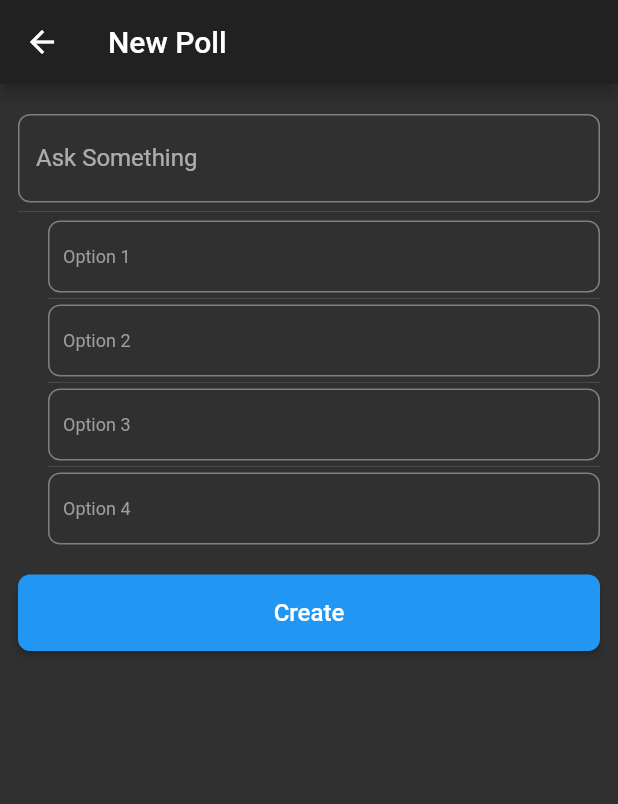
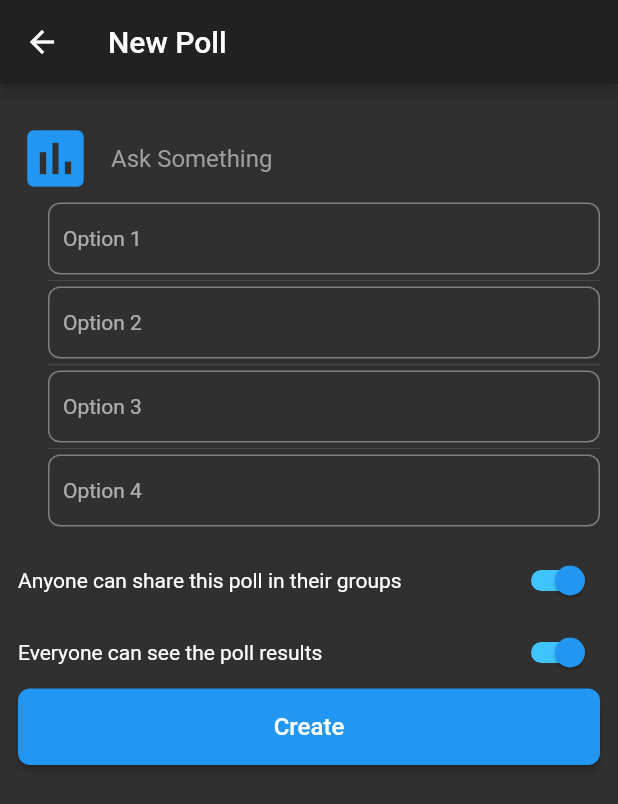
Before and after one commit to clementemerson/loudly, a Flutter app: the NewPollScreen screen opened by its route, on a phone screen of 412 x 824 dp. Shown: the top 804 px of the screen. Run offline on Flutter 3.47's test engine with Material 2 defaults, Android fonts, the phone set to English and light mode, and no system bars; missing offline and left inert: flutter_circular_chart.

Commit message:
Clement: Updated NewPoll screen

```diff
--- a/lib/Screens/newpoll_screen.dart
+++ b/lib/Screens/newpoll_screen.dart
@@ -1,6 +1,8 @@
 import 'package:flutter/material.dart';
 import 'package:flutter/services.dart';
 import 'package:loudly/common_widgets.dart';
+import 'package:loudly/project_settings.dart';
+import 'package:loudly/project_styles.dart';
 import 'package:loudly/project_textconstants.dart';
 
 class NewPollScreen extends StatefulWidget {
@@ -11,6 +13,9 @@ class NewPollScreen extends StatefulWidget {
 }
 
 class _NewPollScreenState extends State<NewPollScreen> {
+  bool canBeShared = true;
+  bool resultIsPublic = true;
+
   @override
   Widget build(BuildContext context) {
     return Scaffold(
@@ -26,28 +31,37 @@ class _NewPollScreenState extends State<NewPollScreen> {
             SizedBox(
               height: 8.0,
             ),
-            TextField(
+            Row(
+              children: <Widget>[
+                Icon(
+                  kProjectIcon,
+                  size: kIcon_Small,
+                  color: Colors.blue,
+                ),
+                Expanded(
+                  child: TextField(
                     maxLines: null,
                     textCapitalization: TextCapitalization.sentences,
                     inputFormatters: [
                       LengthLimitingTextInputFormatter(140),
                     ],
                     decoration: InputDecoration(
-                labelText: kAskSomething,
+                      hintText: kAskSomething,
                       hintStyle: TextStyle(
                         color: Colors.grey,
                       ),
                       border: OutlineInputBorder(
                         borderRadius: BorderRadius.circular(8.0),
-                  //borderSide: BorderSide.none,
+                        borderSide: BorderSide.none,
                       ),
                     ),
                     style: TextStyle(
+                      color: Color(0xFFFFFFFF),
                       fontSize: 16.0,
                     ),
                   ),
-            Divider(
-              height: 12.0,
+                ),
+              ],
             ),
             Container(
               padding: const EdgeInsets.only(
@@ -65,7 +79,7 @@ class _NewPollScreenState extends State<NewPollScreen> {
                     ],
                     decoration: kGetOptionsInputDecorator(kOption1),
                     style: TextStyle(
-                      fontSize: 12.0,
+                      fontSize: 14.0,
                     ),
                   ),
                   kGetOptionsDivider(),
@@ -77,7 +91,7 @@ class _NewPollScreenState extends State<NewPollScreen> {
                     ],
                     decoration: kGetOptionsInputDecorator(kOption2),
                     style: TextStyle(
-                      fontSize: 12.0,
+                      fontSize: 14.0,
                     ),
                   ),
                   kGetOptionsDivider(),
@@ -89,7 +103,7 @@ class _NewPollScreenState extends State<NewPollScreen> {
                     ],
                     decoration: kGetOptionsInputDecorator(kOption3),
                     style: TextStyle(
-                      fontSize: 12.0,
+                      fontSize: 14.0,
                     ),
                   ),
                   kGetOptionsDivider(),
@@ -101,14 +115,48 @@ class _NewPollScreenState extends State<NewPollScreen> {
                     ],
                     decoration: kGetOptionsInputDecorator(kOption4),
                     style: TextStyle(
-                      fontSize: 12.0,
+                      fontSize: 14.0,
                     ),
                   ),
                 ],
               ),
             ),
             SizedBox(
-              height: 20.0,
+              height: 12.0,
+            ),
+            Row(
+              children: <Widget>[
+                Expanded(
+                  child: Text('Anyone can share this poll in their groups'),
+                ),
+                Switch(
+                  value: canBeShared,
+                  onChanged: (value) {
+                    setState(() {
+                      canBeShared = value;
+                    });
+                  },
+                  activeTrackColor: Colors.lightBlueAccent,
+                  activeColor: Colors.blue,
+                ),
+              ],
+            ),
+            Row(
+              children: <Widget>[
+                Expanded(
+                  child: Text('Everyone can see the poll results'),
+                ),
+                Switch(
+                  value: resultIsPublic,
+                  onChanged: (value) {
+                    setState(() {
+                      resultIsPublic = value;
+                    });
+                  },
+                  activeTrackColor: Colors.lightBlueAccent,
+                  activeColor: Colors.blue,
+                ),
+              ],
             ),
             RaisedButton(
               onPressed: () {},
--- a/lib/common_widgets.dart
+++ b/lib/common_widgets.dart
@@ -90,12 +90,9 @@ InputDecoration kGetOptionsInputDecorator(String labelText) {
   return InputDecoration(
     contentPadding: EdgeInsets.all(10.0),
     hintText: labelText,
-    hintStyle: TextStyle(
-      color: Colors.grey,
-    ),
     border: OutlineInputBorder(
       borderRadius: BorderRadius.circular(8.0),
-      //borderSide: BorderSide.none,
+      borderSide: BorderSide(color: Colors.red, width: 1.0,),
     ),
   );
 }
--- a/lib/project_styles.dart
+++ b/lib/project_styles.dart
@@ -1,7 +1,7 @@
 import 'package:flutter/material.dart';
 
 const double kIcon_Big = 150;
-const double kIcon_Medium = 100;
+const double kIcon_Medium = 80;
 const double kIcon_Small = 50;
 const double kIcon_Mini = 20;
 
```
Lines whose indentation alone changed are shown as unchanged.
